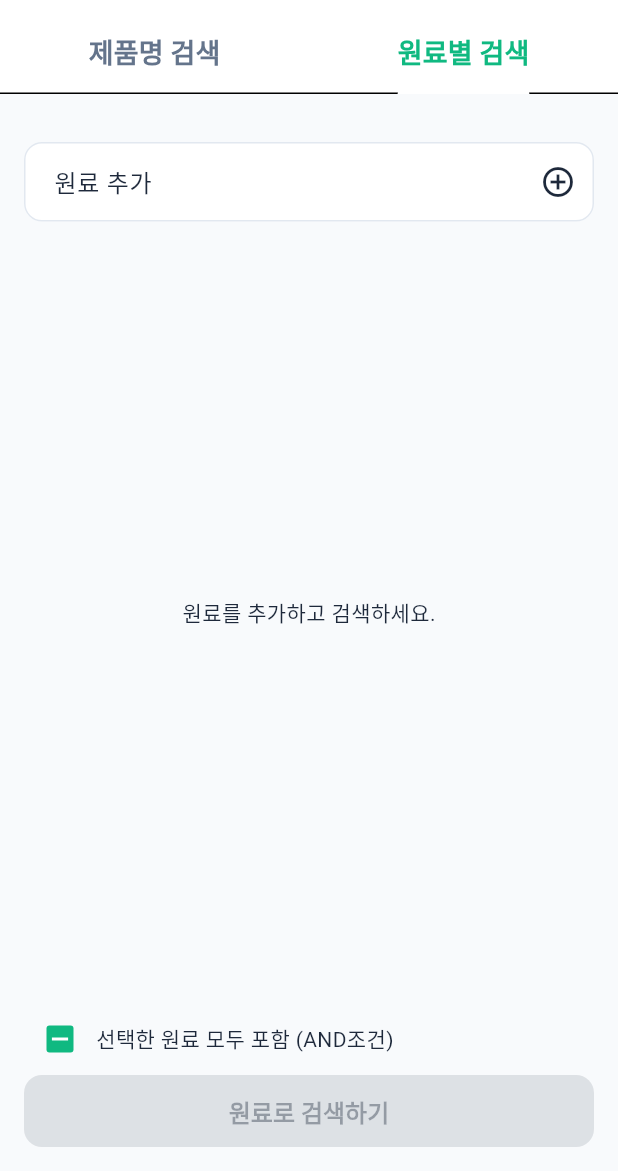
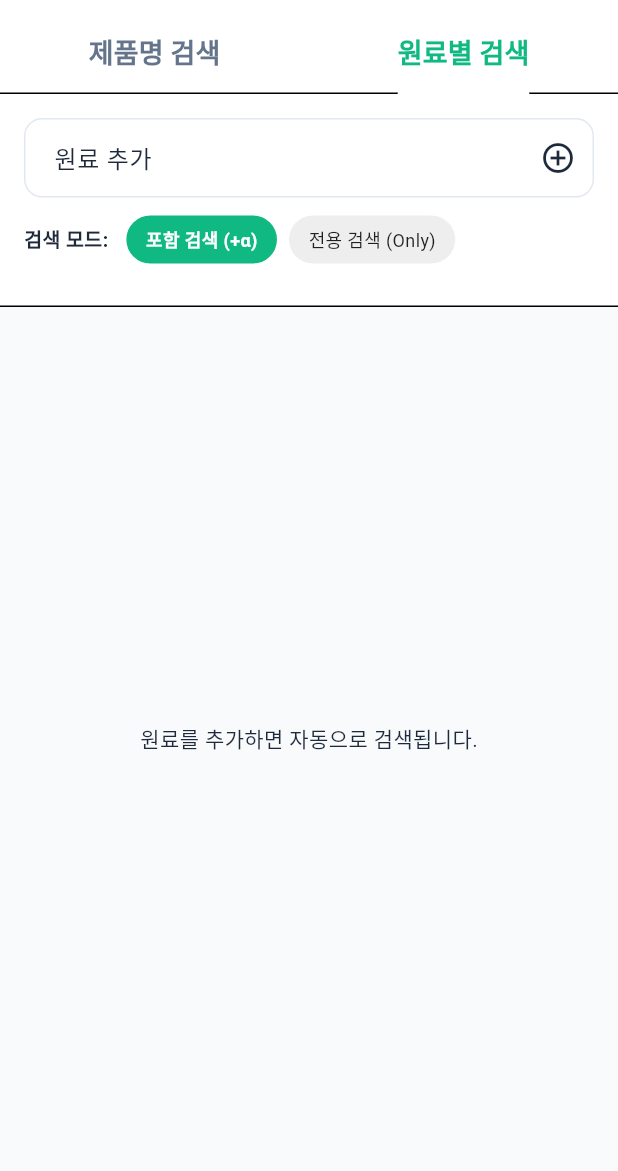
Before and after one commit to jhkwim/HelthFoodSearch, a Flutter app: the MainScreen screen opened by its route, tab 2 chosen, on a phone screen of 412 x 824 dp, the part 65-1236 px from its top. Run offline on Flutter 3.47's test engine with Material 3 defaults, Android fonts, the light colour scheme and no system bars; our stand-ins replace bloc, dartz, dio, equatable, flutter_bloc, get_it and 4 more; accounts and stored records are empty; Roboto replaces fonts that are missing (Pretendard).

Commit message:
ui: 검색 결과 레이아웃 및 UX 개선

```diff
--- a/lib/features/search/presentation/widgets/ingredient_search_tab.dart
+++ b/lib/features/search/presentation/widgets/ingredient_search_tab.dart
@@ -1,4 +1,5 @@
 import 'package:flutter/material.dart';
+import '../../../../core/enums/ingredient_search_type.dart';
 import 'package:flutter_bloc/flutter_bloc.dart';
 import 'package:go_router/go_router.dart';
 import '../../../../core/di/injection.dart';
@@ -43,34 +44,78 @@ class _IngredientSearchContentState extends State<_IngredientSearchContent> with
     super.build(context);
     return Column(
       children: [
-        Padding(
+        // 1. Top Control Area (Search + Options + Chips)
+        Container(
+          color: Colors.white,
           padding: const EdgeInsets.all(16.0),
           child: Column(
+            crossAxisAlignment: CrossAxisAlignment.stretch,
             children: [
-              // Tag Input Area
+              // Search Field
+              _buildSearchField(context),
+              const SizedBox(height: 12),
+
+              // Search Mode Options (Row)
               BlocBuilder<IngredientSearchCubit, IngredientSearchState>(
                 builder: (context, state) {
-                  return Wrap(
+                  return Row(
+                    children: [
+                      const Text('검색 모드:', style: TextStyle(fontWeight: FontWeight.bold, fontSize: 13)),
+                      const SizedBox(width: 12),
+                      _buildModeChip(
+                        context,
+                        label: '포함 검색 (+α)',
+                        isSelected: state.searchType == IngredientSearchType.include,
+                        onTap: () => context.read<IngredientSearchCubit>().setSearchType(IngredientSearchType.include),
+                      ),
+                      const SizedBox(width: 8),
+                      _buildModeChip(
+                        context,
+                        label: '전용 검색 (Only)',
+                        isSelected: state.searchType == IngredientSearchType.exclusive,
+                        onTap: () => context.read<IngredientSearchCubit>().setSearchType(IngredientSearchType.exclusive),
+                      ),
+                    ],
+                  );
+                },
+              ),
+              const SizedBox(height: 12),
+
+              // Selected Ingredients Chips
+              BlocBuilder<IngredientSearchCubit, IngredientSearchState>(
+                builder: (context, state) {
+                  if (state.selectedIngredients.isEmpty) return const SizedBox.shrink();
+
+                  return Column(
+                    crossAxisAlignment: CrossAxisAlignment.start,
+                    children: [
+                      const Divider(height: 1),
+                      const SizedBox(height: 8),
+                      Wrap(
                         spacing: 8,
                         runSpacing: 8,
                         children: state.selectedIngredients.map((ing) {
                           return Chip(
-                        label: Text(ing),
+                            label: Text(ing, style: const TextStyle(fontSize: 12)),
                             onDeleted: () {
                               context.read<IngredientSearchCubit>().removeIngredient(ing);
                             },
+                            materialTapTargetSize: MaterialTapTargetSize.shrinkWrap,
+                            visualDensity: VisualDensity.compact,
                           );
                         }).toList(),
+                      ),
+                    ],
                   );
                 },
               ),
-              const SizedBox(height: 16),
-              // Search Field
-               _buildSearchField(context),
             ],
           ),
         ),
-        // Results
+
+        const Divider(height: 1),
+
+        // 2. Results Area
         Expanded(
           child: BlocBuilder<IngredientSearchCubit, IngredientSearchState>(
             builder: (context, state) {
@@ -102,17 +147,17 @@ class _IngredientSearchContentState extends State<_IngredientSearchContent> with
 
                 return LayoutBuilder(
                   builder: (context, constraints) {
-                    final isGrid = constraints.maxWidth > 500;
+                    final isGrid = constraints.maxWidth > 480;
 
                     if (isGrid) {
-                      final crossAxisCount = (constraints.maxWidth / 300).floor().clamp(2, 4);
+                      final crossAxisCount = (constraints.maxWidth / 300).floor().clamp(2, 4); // Adjusted width
                       return GridView.builder(
                         padding: const EdgeInsets.all(16),
                         gridDelegate: SliverGridDelegateWithFixedCrossAxisCount(
                           crossAxisCount: crossAxisCount,
                           crossAxisSpacing: 16,
                           mainAxisSpacing: 16,
-                          childAspectRatio: 1.5,
+                          childAspectRatio: 1.6, // Adjusted aspect ratio (reduced height)
                         ),
                         itemCount: state.searchResults.length,
                         itemBuilder: (context, index) {
@@ -157,46 +202,35 @@ class _IngredientSearchContentState extends State<_IngredientSearchContent> with
                 );
               }
 
-              return const Center(child: Text('원료를 추가하고 검색하세요.'));
+              return const Center(child: Text('원료를 추가하면 자동으로 검색됩니다.'));
             },
-          ),
-        ),
-        // Search Button and Options
-        Padding(
-          padding: const EdgeInsets.all(16.0),
-          child: BlocBuilder<IngredientSearchCubit, IngredientSearchState>(
-            builder: (context, state) {
-              return Column(
-                children: [
-                  Row(
-                    children: [
-                      Checkbox(
-                        value: state.matchAll,
-                        onChanged: (value) {
-                          context.read<IngredientSearchCubit>().toggleMatchAll(value ?? false);
-                        },
-                      ),
-                      const Text('선택한 원료 모두 포함 (AND조건)'),
-                    ],
-                  ),
-                  SizedBox(
-                    width: double.infinity,
-                    child: ElevatedButton(
-                      onPressed: state.selectedIngredients.isEmpty
-                          ? null
-                          : () {
-                               context.read<IngredientSearchCubit>().search();
-                               _focusNode.unfocus();
-                            },
-                      child: const Text('원료로 검색하기'),
           ),
         ),
       ],
     );
-            },
+  }
+
+  Widget _buildModeChip(BuildContext context, {required String label, required bool isSelected, required VoidCallback onTap}) {
+    return GestureDetector(
+      onTap: onTap,
+      child: Container(
+        padding: const EdgeInsets.symmetric(horizontal: 12, vertical: 6),
+        decoration: BoxDecoration(
+          color: isSelected ? Theme.of(context).primaryColor : Colors.grey[200],
+          borderRadius: BorderRadius.circular(20),
+          border: Border.all(
+            color: isSelected ? Theme.of(context).primaryColor : Colors.transparent,
           ),
         ),
-      ],
+        child: Text(
+          label,
+          style: TextStyle(
+            color: isSelected ? Colors.white : Colors.black87,
+            fontWeight: isSelected ? FontWeight.bold : FontWeight.normal,
+            fontSize: 12,
+          ),
+        ),
+      ),
     );
   }
 
@@ -230,14 +264,14 @@ class _FoodItemCard extends StatelessWidget {
   @override
   Widget build(BuildContext context) {
     return Card(
-      elevation: isSelected ? 4 : 1,
+      elevation: isSelected ? 3 : 1,
       shape: RoundedRectangleBorder(
         borderRadius: BorderRadius.circular(16),
         side: isSelected
           ? BorderSide(color: Theme.of(context).primaryColor, width: 2)
           : BorderSide.none,
       ),
-      color: isSelected ? Theme.of(context).primaryColor.withOpacity(0.05) : null,
+      color: null,
       child: InkWell(
         onTap: onTap,
         borderRadius: BorderRadius.circular(16),
```
Also changed, not shown: lib/features/search/presentation/widgets/product_search_tab.dart (+5 -5 lines). Lines whose indentation alone changed are shown as unchanged.
